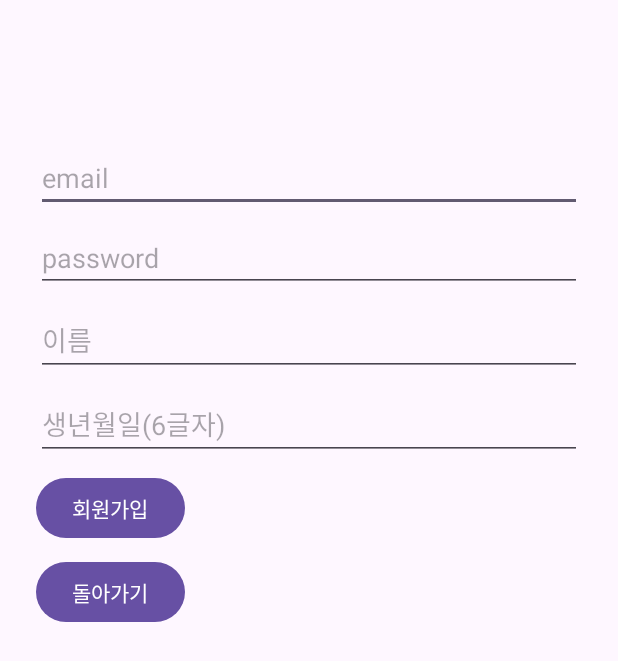
After one commit to songhm7/HighLevelMobile, an Android app: the SignUpActivity screen opened directly, with no data from a screen before it, on a phone screen of 412 x 824 dp. The commit adds this screen. Shown: the top 661 px of the screen. Run offline under Robolectric (Android 15) with nearby library versions, the phone set to English and light mode, and no system bars; our stand-ins replace Firebase (no records; nobody signed in at launch, a user with empty details on screens opened directly).

Commit message:
회원가입 액티비티 생성하여 로그인 액티비티와 분리

```diff
--- a/app/src/main/AndroidManifest.xml
+++ b/app/src/main/AndroidManifest.xml
@@ -17,11 +17,11 @@
             android:exported="true">
             <intent-filter>
                 <action android:name="android.intent.action.MAIN" />
-
                 <category android:name="android.intent.category.LAUNCHER" />
             </intent-filter>
         </activity>
         <activity android:name=".LoginActivity" />
+        <activity android:name=".SignUpActivity" />
     </application>
 
 </manifest>
--- a/app/src/main/java/com/example/mobile/MainActivity.kt
+++ b/app/src/main/java/com/example/mobile/MainActivity.kt
@@ -23,6 +23,7 @@ class MainActivity : AppCompatActivity() {
             startActivity(Intent(this, LoginActivity::class.java))
             finish()
         }
+
         findViewById<TextView>(R.id.textUID).text = Firebase.auth.currentUser?.uid ?: "No User" //현재유저id표시
         findViewById<Button>(R.id.button_signout).setOnClickListener {//로그아웃버튼
             Firebase.auth.signOut()
--- /dev/null
+++ b/app/src/main/res/layout/activity_signup.xml
@@ -0,0 +1,78 @@
+<?xml version="1.0" encoding="utf-8"?>
+<LinearLayout
+    xmlns:android="http://schemas.android.com/apk/res/android"
+    xmlns:app="http://schemas.android.com/apk/res-auto"
+    xmlns:tools="http://schemas.android.com/tools"
+    android:id="@+id/container_singup"
+    android:layout_width="match_parent"
+    android:layout_height="match_parent"
+    tools:context=".LoginActivity"
+    android:orientation="vertical">
+    <EditText
+        android:id="@+id/email_signup"
+        android:layout_width="match_parent"
+        android:layout_height="wrap_content"
+        android:layout_marginStart="24dp"
+        android:layout_marginTop="96dp"
+        android:layout_marginEnd="24dp"
+        android:hint="email"
+        android:inputType="textEmailAddress"
+        android:selectAllOnFocus="true"
+        app:layout_constraintEnd_toEndOf="parent"
+        app:layout_constraintStart_toStartOf="parent"
+        app:layout_constraintTop_toTopOf="parent" />
+
+    <EditText
+        android:id="@+id/password_signup"
+        android:layout_width="match_parent"
+        android:layout_height="wrap_content"
+        android:layout_marginStart="24dp"
+        android:layout_marginTop="8dp"
+        android:layout_marginEnd="24dp"
+        android:hint="password"
+        android:inputType="textPassword"
+        app:layout_constraintEnd_toEndOf="parent"
+        app:layout_constraintStart_toStartOf="parent"
+        app:layout_constraintTop_toBottomOf="@+id/username" />
+    <EditText
+        android:id="@+id/username"
+        android:layout_width="match_parent"
+        android:layout_height="wrap_content"
+        android:layout_marginStart="24dp"
+        android:layout_marginTop="8dp"
+        android:layout_marginEnd="24dp"
+        android:hint="이름"
+        app:layout_constraintEnd_toEndOf="parent"
+        app:layout_constraintStart_toStartOf="parent"
+        app:layout_constraintTop_toBottomOf="@+id/username" />
+    <EditText
+        android:id="@+id/birthDay"
+        android:layout_width="match_parent"
+        android:layout_height="wrap_content"
+        android:layout_marginStart="24dp"
+        android:layout_marginTop="8dp"
+        android:layout_marginEnd="24dp"
+        android:hint="생년월일(6글자)"
+        app:layout_constraintEnd_toEndOf="parent"
+        app:layout_constraintStart_toStartOf="parent"
+        app:layout_constraintTop_toBottomOf="@+id/username" />
+
+    <Button
+        android:id="@+id/sing_up_signup"
+        android:layout_width="wrap_content"
+        android:layout_height="wrap_content"
+        android:layout_marginStart="24dp"
+        android:layout_marginTop="8dp"
+        android:layout_marginEnd="24dp"
+        android:enabled="true"
+        android:text="회원가입" />
+    <Button
+        android:id="@+id/turnBack_signup"
+        android:layout_width="wrap_content"
+        android:layout_height="wrap_content"
+        android:layout_marginStart="24dp"
+        android:layout_marginTop="8dp"
+        android:layout_marginEnd="24dp"
+        android:enabled="true"
+        android:text="돌아가기" />
+</LinearLayout>
```
Also changed, not shown: app/src/main/java/com/example/mobile/LoginActivity.kt (+6 -19 lines), app/src/main/java/com/example/mobile/SignUpActivity.kt (added, +69 -0 lines), app/src/main/res/layout/activity_login.xml (+4 -4 lines).
